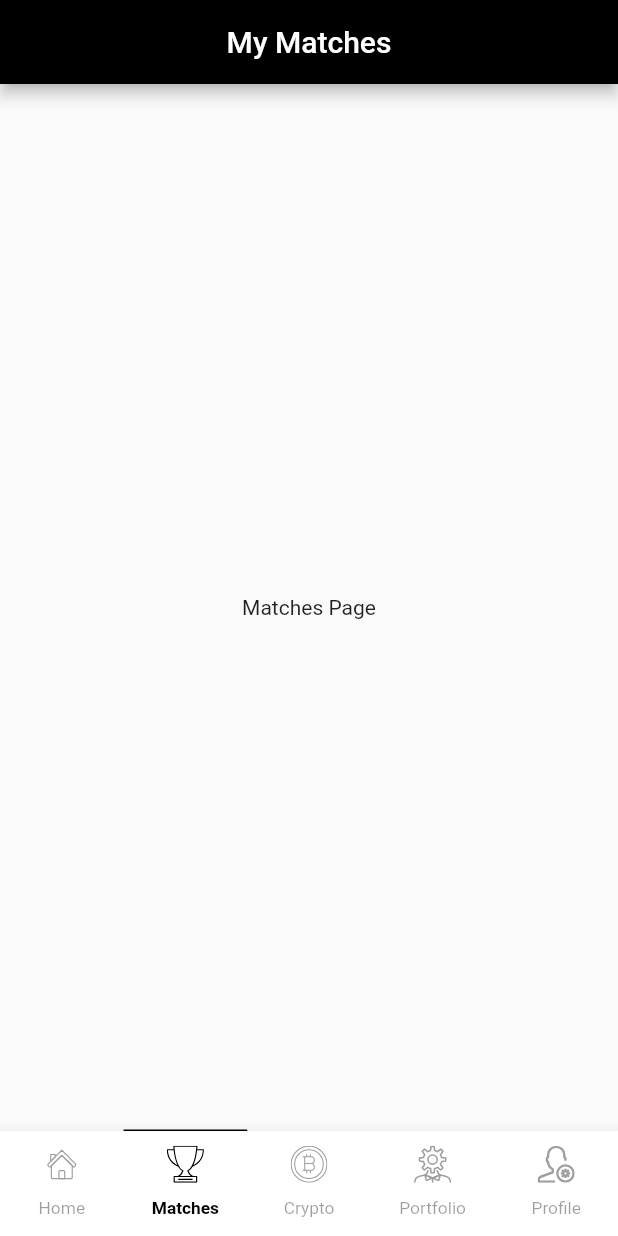
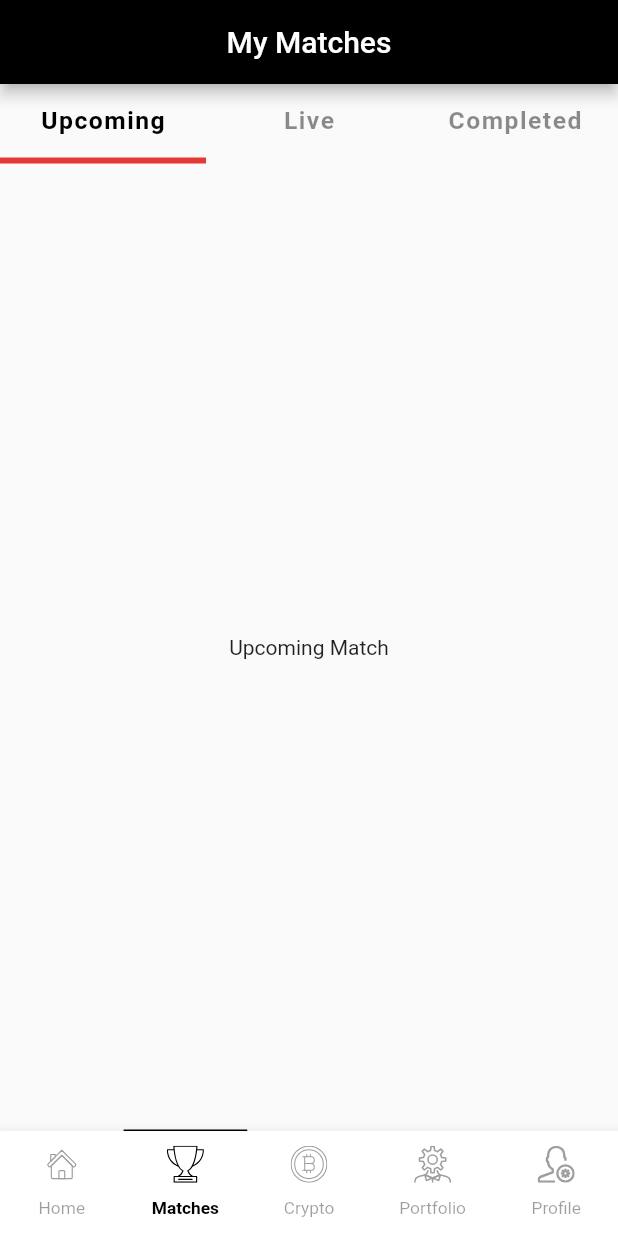
Before and after one commit to s0urav-hald3r/cricket, a Flutter app: the screen it shows after launch, item 2 of the bottom bar chosen, on a phone screen of 412 x 824 dp. Run offline on Flutter 3.47's test engine with Material 2 defaults, Android fonts, the phone set to English and light mode, and no system bars; our stand-ins replace flutter_svg, get.

Commit message:
All  pages are done

```diff
--- a/lib/config/app_constants.dart
+++ b/lib/config/app_constants.dart
@@ -1,5 +1,8 @@
+import 'package:flutter/material.dart';
+
 class AppConstants {
   // Custom colors
+  static Color redColor = Colors.red.shade600;
 
   //API endpoints
 }
--- a/lib/main.dart
+++ b/lib/main.dart
@@ -1,3 +1,4 @@
+import 'package:cricket/config/app_constants.dart';
 import 'package:cricket/config/size_configs.dart';
 import 'package:cricket/controllers/screen_controller.dart';
 import 'package:cricket/utils/init_app.dart';
@@ -17,13 +18,10 @@ class MyApp extends StatelessWidget {
   // This widget is the root of your application.
   @override
   Widget build(BuildContext context) {
-    return GetMaterialApp(
+    return const GetMaterialApp(
       debugShowCheckedModeBanner: false,
       title: 'Cricket .',
-      theme: ThemeData(
-        primarySwatch: Colors.blue,
-      ),
-      home: const AppPage(),
+      home: AppPage(),
     );
   }
 }
@@ -132,8 +130,28 @@ class HomePage extends StatelessWidget {
   }
 }
 
-class MatchesPage extends StatelessWidget {
+class MatchesPage extends StatefulWidget {
   const MatchesPage({Key? key}) : super(key: key);
+
+  @override
+  State<MatchesPage> createState() => _MatchesPageState();
+}
+
+class _MatchesPageState extends State<MatchesPage>
+    with TickerProviderStateMixin {
+  late TabController? _tabController;
+
+  @override
+  void initState() {
+    super.initState();
+    _tabController = TabController(vsync: this, length: 3);
+  }
+
+  @override
+  void dispose() {
+    _tabController!.dispose();
+    super.dispose();
+  }
 
   @override
   Widget build(BuildContext context) {
@@ -143,8 +161,90 @@ class MatchesPage extends StatelessWidget {
         centerTitle: true,
         title: const Text('My Matches'),
       ),
-      body: const Center(
-        child: Text('Matches Page'),
+      body: SizedBox(
+        height: SizeConfig.screenHeight,
+        width: SizeConfig.screenWidth,
+        child: Column(crossAxisAlignment: CrossAxisAlignment.start, children: [
+          TabBar(
+            isScrollable: false,
+            controller: _tabController,
+            indicatorColor: AppConstants.redColor,
+            indicatorWeight: 4,
+            indicatorSize: TabBarIndicatorSize.tab,
+            labelColor: Colors.black,
+            labelStyle: TextStyle(
+                color: Colors.black,
+                letterSpacing: 1,
+                fontSize: SizeConfig.screenWidth! * 0.04,
+                fontWeight: FontWeight.w700),
+            unselectedLabelColor: Colors.black45,
+            unselectedLabelStyle: TextStyle(
+                color: Colors.black45,
+                letterSpacing: 1,
+                fontSize: SizeConfig.screenWidth! * 0.04,
+                fontWeight: FontWeight.w600),
+            labelPadding:
+                const EdgeInsets.only(right: 15, left: 15, top: 15, bottom: 15),
+            // ignore: prefer_const_literals_to_create_immutables
+            tabs: const [
+              Text(
+                'Upcoming',
+              ),
+              Text(
+                'Live',
+              ),
+              Text(
+                'Completed',
+              ),
+            ],
+          ),
+          Flexible(
+            child: TabBarView(controller: _tabController, children: const [
+              UpcomingMatch(),
+              LiveMatch(),
+              CompletedMatch()
+            ]),
+          )
+        ]),
+      ),
+    );
+  }
+}
+
+class UpcomingMatch extends StatelessWidget {
+  const UpcomingMatch({Key? key}) : super(key: key);
+
+  @override
+  Widget build(BuildContext context) {
+    return const Scaffold(
+      body: Center(
+        child: Text('Upcoming Match'),
+      ),
+    );
+  }
+}
+
+class LiveMatch extends StatelessWidget {
+  const LiveMatch({Key? key}) : super(key: key);
+
+  @override
+  Widget build(BuildContext context) {
+    return const Scaffold(
+      body: Center(
+        child: Text('Live Match'),
+      ),
+    );
+  }
+}
+
+class CompletedMatch extends StatelessWidget {
+  const CompletedMatch({Key? key}) : super(key: key);
+
+  @override
+  Widget build(BuildContext context) {
+    return const Scaffold(
+      body: Center(
+        child: Text('Completed Match'),
       ),
     );
   }
```
